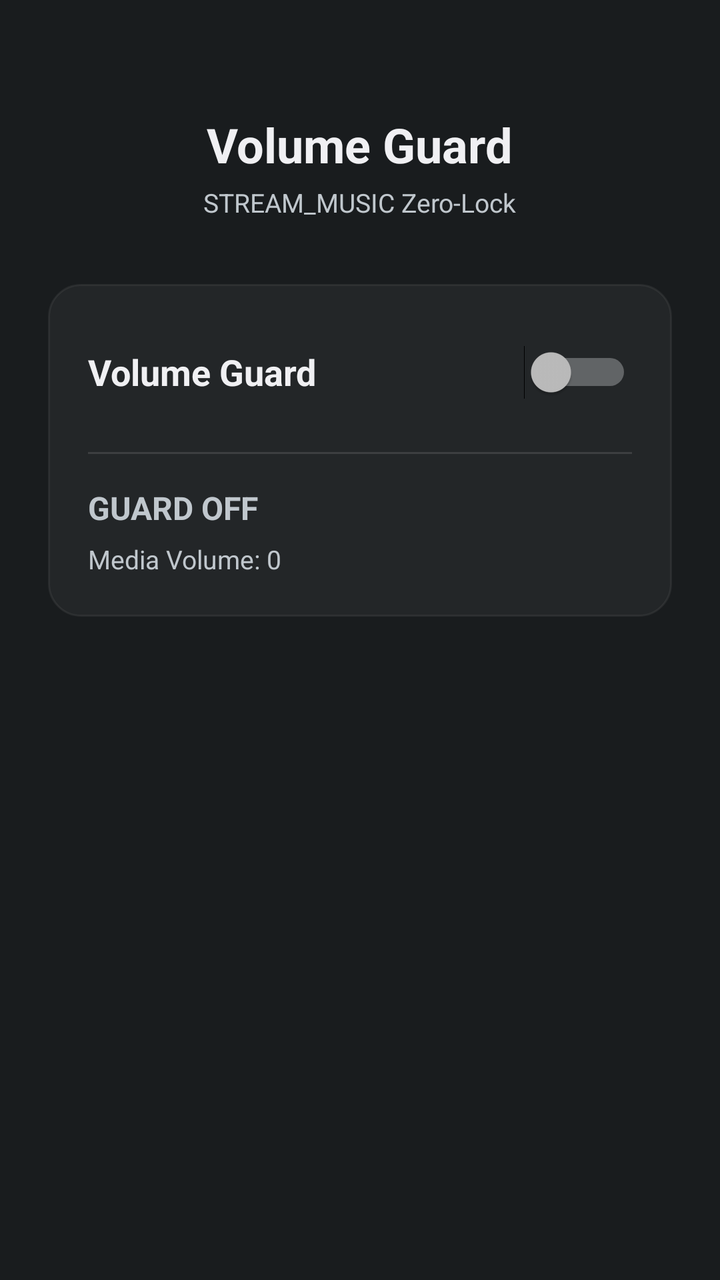
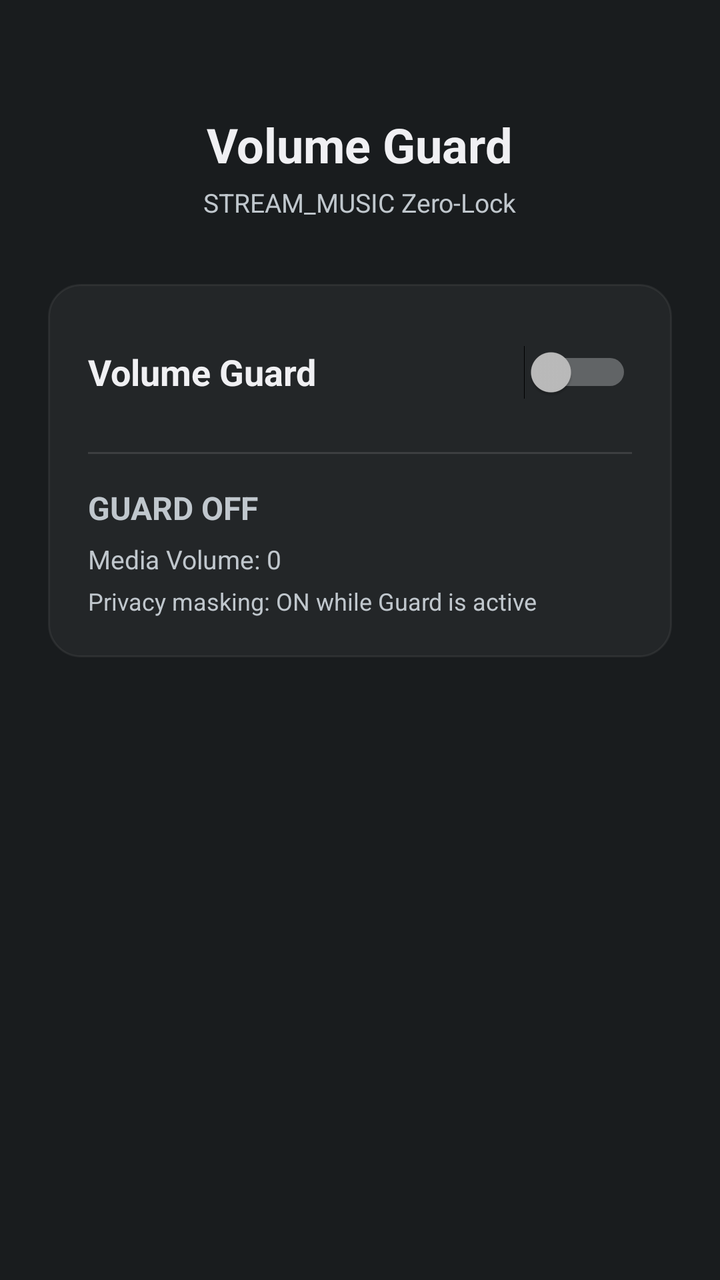

An Android layout rendered at two revisions. The XML below is the earlier revision; the diff shows what the commit changed to produce the second picture.
<!-- AndroidManifest.xml: activity theme Theme.MyApplication -->
<!-- res/layout/activity_main.xml -->
<?xml version="1.0" encoding="utf-8"?>
<LinearLayout xmlns:android="http://schemas.android.com/apk/res/android"
    android:layout_width="match_parent"
    android:layout_height="match_parent"
    android:orientation="vertical"
    android:padding="24dp"
    android:gravity="top|center_horizontal"
    android:background="?android:attr/colorBackground">

    <TextView
        android:id="@+id/text_app_title"
        android:layout_width="wrap_content"
        android:layout_height="wrap_content"
        android:text="@string/app_name"
        android:textSize="24sp"
        android:textStyle="bold"
        android:textColor="?android:attr/textColorPrimary"
        android:layout_marginTop="32dp" />

    <TextView
        android:id="@+id/text_app_subtitle"
        android:layout_width="wrap_content"
        android:layout_height="wrap_content"
        android:text="STREAM_MUSIC Zero-Lock"
        android:textSize="13sp"
        android:textColor="?android:attr/textColorSecondary"
        android:layout_marginTop="4dp"
        android:layout_marginBottom="32dp" />

    <LinearLayout
        android:layout_width="match_parent"
        android:layout_height="wrap_content"
        android:orientation="vertical"
        android:padding="20dp"
        android:background="@drawable/card_background"
        android:elevation="2dp"
        android:layout_marginBottom="24dp">

        <LinearLayout
            android:layout_width="match_parent"
            android:layout_height="wrap_content"
            android:orientation="horizontal"
            android:gravity="center_vertical">

            <TextView
                android:layout_width="0dp"
                android:layout_height="wrap_content"
                android:layout_weight="1"
                android:text="Volume Guard"
                android:textSize="18sp"
                android:textStyle="bold"
                android:textColor="?android:attr/textColorPrimary" />

            <Switch
                android:id="@+id/switch_guard"
                android:layout_width="wrap_content"
                android:layout_height="wrap_content"
                android:minHeight="48dp"
                android:contentDescription="Volume Guard Toggle" />
        </LinearLayout>

        <View
            android:layout_width="match_parent"
            android:layout_height="1dp"
            android:background="?android:attr/dividerHorizontal"
            android:layout_marginTop="16dp"
            android:layout_marginBottom="16dp" />

        <TextView
            android:id="@+id/text_operational_status"
            android:layout_width="wrap_content"
            android:layout_height="wrap_content"
            android:text="GUARD OFF"
            android:textSize="16sp"
            android:textStyle="bold"
            android:textColor="?android:attr/textColorSecondary" />

        <TextView
            android:id="@+id/text_current_volume"
            android:layout_width="wrap_content"
            android:layout_height="wrap_content"
            android:text="Media Volume: 0"
            android:textSize="13sp"
            android:textColor="?android:attr/textColorSecondary"
            android:layout_marginTop="6dp" />
    </LinearLayout>

    <Button
        android:id="@+id/button_open_settings"
        android:layout_width="match_parent"
        android:layout_height="wrap_content"
        android:text="Enable Accessibility Service"
        android:textSize="15sp"
        android:minHeight="48dp"
        android:visibility="gone" />

</LinearLayout>
<!-- resources referenced by this layout -->
<resources>
  <!-- drawable card_background (drawable) -->
  <?xml version="1.0" encoding="utf-8"?>
  <shape xmlns:android="http://schemas.android.com/apk/res/android"
      android:shape="rectangle">
      <corners android:radius="16dp" />
      <solid android:color="#1A808080" />
      <stroke android:width="1dp" android:color="#26808080" />
  </shape>
  <string name="app_name">Volume Guard</string>
  <style name="Theme.MyApplication" parent="android:Theme.DeviceDefault.NoActionBar" />
</resources>

<!-- the commit's change to res/layout/activity_main.xml (unified diff, before → after) -->
@@ -83,6 +83,15 @@
             android:textSize="13sp"
             android:textColor="?android:attr/textColorSecondary"
             android:layout_marginTop="6dp" />
+
+        <TextView
+            android:id="@+id/text_masking_status"
+            android:layout_width="wrap_content"
+            android:layout_height="wrap_content"
+            android:text="Privacy masking: ON while Guard is active"
+            android:textSize="12sp"
+            android:textColor="?android:attr/textColorSecondary"
+            android:layout_marginTop="4dp" />
     </LinearLayout>
 
     <Button
